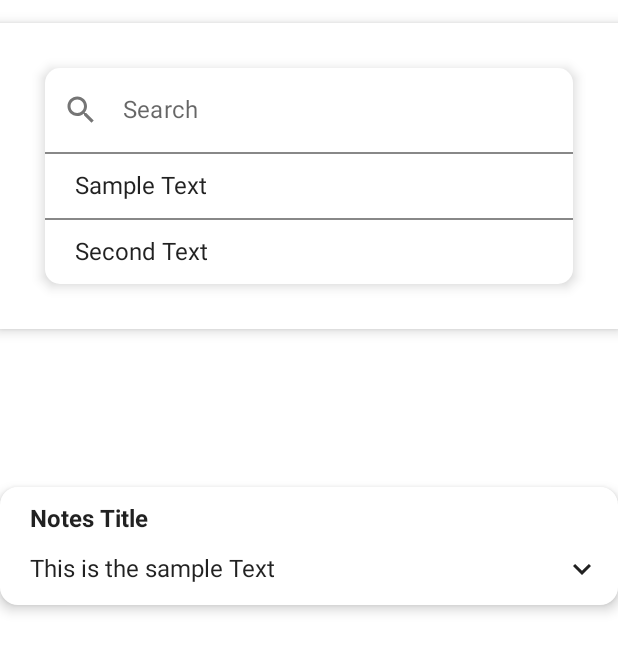
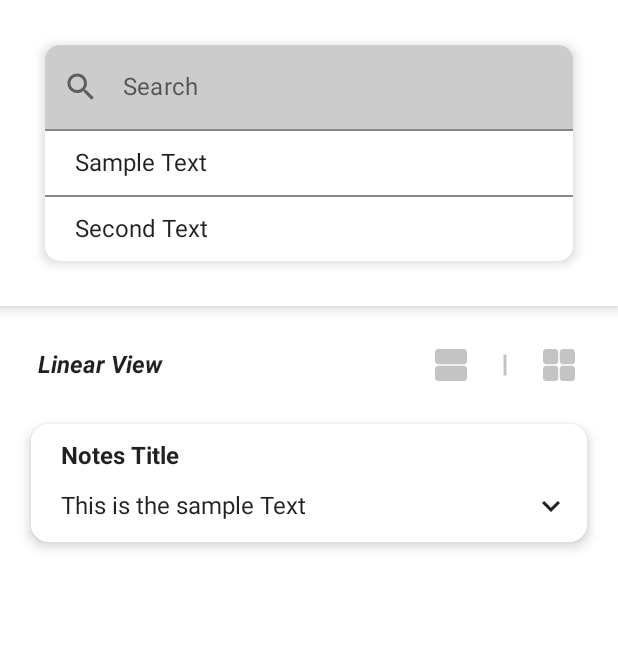
Before and after one commit to Zohaib1397/Todo_App, an Android app built with Jetpack Compose: the screen it shows after launch (MainActivity), on a phone screen of 412 x 824 dp. Shown: the top 652 px of the screen. Run offline under Robolectric (Android 15) with nearby library versions, the phone set to English and light mode, and no system bars.

Commit message:
Pinned and Unpinned bars added

```diff
--- a/app/src/main/java/com/example/todo/Fragments/Main_Fragment.kt
+++ b/app/src/main/java/com/example/todo/Fragments/Main_Fragment.kt
@@ -21,6 +21,7 @@ import androidx.compose.ui.platform.ComposeView
 import androidx.compose.ui.tooling.preview.Preview
 import androidx.compose.ui.unit.dp
 import androidx.fragment.app.Fragment
+import com.example.todo.CustomDivider
 import com.example.todo.CustomSearchBar
 import com.example.todo.LayoutSwitcher
 import com.example.todo.TodoCard
@@ -36,8 +37,8 @@ class Main_Fragment : Fragment(){
         return ComposeView(requireContext()).apply {
             setContent {
                 TodoTheme {
-                    // A surface container using the 'background' color from the theme
                     Surface(color = MaterialTheme.colors.background) {
+                        Box(modifier = Modifier.fillMaxSize()){
                             Column(
                                 modifier = Modifier
                                     .fillMaxSize()
@@ -49,12 +50,13 @@ class Main_Fragment : Fragment(){
                                     ),
                                 horizontalAlignment = Alignment.CenterHorizontally,
                                 verticalArrangement = Arrangement.Top,
-                        ){
-                            Spacer(modifier = Modifier.height(15.dp))
+                            ) {
                                 CustomSearchBar()
                                 Spacer(modifier = Modifier.height(15.dp))
-                            Spacer(modifier = Modifier.height(90.dp))
+                                LayoutSwitcher()
+                                Spacer(modifier = Modifier.height(15.dp))
                                 TodoCard()
+                            }
                         }
                     }
                 }
@@ -88,10 +90,12 @@ fun showPreview(){
                     verticalArrangement = Arrangement.Top,
                 ) {
                     CustomSearchBar()
+                    LayoutSwitcher()
+                    CustomDivider("Pinned Todo")
                     Spacer(modifier = Modifier.height(15.dp))
-                    LayoutSwitcher()
-                    Spacer(modifier = Modifier.height(90.dp))
-                    TodoCard()
+                    TodoCard(cardColor = Color.Yellow)
+                    Spacer(modifier = Modifier.height(15.dp))
+                    CustomDivider("Unpinned Todo")
                 }
             }
         }
--- a/app/src/main/java/com/example/todo/SearchBar.kt
+++ b/app/src/main/java/com/example/todo/SearchBar.kt
@@ -54,11 +54,12 @@ fun CustomSearchBar(
                 )
             ) {
                 TextField(
-                    modifier = Modifier.onFocusChanged { isExpanded = !isExpanded },
+                    modifier = Modifier.onFocusChanged { isExpanded = !isExpanded }
+                        .fillMaxWidth(),
                     value = searchBarText,
                     onValueChange = { searchBarText = it },
                     colors = TextFieldDefaults.textFieldColors(
-                        backgroundColor = Color.Transparent,
+                        backgroundColor = MaterialTheme.colors.onSurface.copy(alpha = 0.2f),
                         focusedIndicatorColor = Color.Transparent,
                         unfocusedIndicatorColor = Color.Transparent
                     ),
--- a/app/src/main/java/com/example/todo/TodoCard.kt
+++ b/app/src/main/java/com/example/todo/TodoCard.kt
@@ -2,6 +2,7 @@ package com.example.todo
 
 import android.content.res.Configuration
 import androidx.compose.animation.core.animateFloatAsState
+import androidx.compose.foundation.background
 import androidx.compose.foundation.layout.*
 import androidx.compose.foundation.shape.RoundedCornerShape
 import androidx.compose.material.*
@@ -9,6 +10,7 @@ import androidx.compose.runtime.*
 import androidx.compose.ui.Alignment
 import androidx.compose.ui.Modifier
 import androidx.compose.ui.draw.rotate
+import androidx.compose.ui.graphics.Color
 import androidx.compose.ui.res.painterResource
 import androidx.compose.ui.text.TextStyle
 import androidx.compose.ui.text.font.FontWeight
@@ -17,18 +19,22 @@ import androidx.compose.ui.unit.dp
 import com.example.todo.ui.theme.TodoTheme
 
 @Composable
-fun TodoCard(){
+fun TodoCard(
+    cardColor: Color = MaterialTheme.colors.surface
+){
     var isExpanded by remember {mutableStateOf(false)}
     val rotateState by animateFloatAsState(
         if(isExpanded) 180f else 0f
     )
     Card(
         //TODO(Enable This Comment)
-//        modifier = Modifier.fillMaxWidth(0.9f),
+        modifier = Modifier.fillMaxWidth(0.9f),
         shape = RoundedCornerShape(12.dp),
         elevation = 5.dp
     ) {
-        Column(){
+        Column(
+            modifier = Modifier.background(color = cardColor)
+        ){
             Text(
                 text = "Notes Title",
                 fontWeight = FontWeight(700),
--- /dev/null
+++ b/app/src/main/res/drawable/ic_divider.xml
@@ -0,0 +1,5 @@
+<vector android:height="24dp" android:tint="#C3C3C3"
+    android:viewportHeight="24" android:viewportWidth="24"
+    android:width="24dp" xmlns:android="http://schemas.android.com/apk/res/android">
+    <path android:fillColor="@android:color/white" android:pathData="M19,13H5v-2h14v2z"/>
+</vector>
```
Also changed, not shown: app/src/main/java/com/example/todo/CustomDivider.kt (added, +25 -0 lines). Lines whose indentation alone changed are shown as unchanged.
